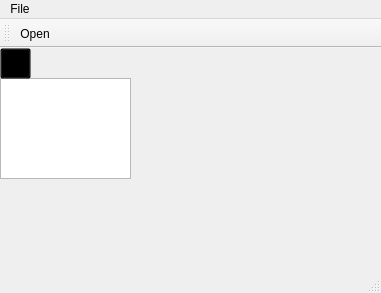
First picture: the form in LogAnalyzer/mainwindow.ui, repository OleksiiTimofieiev/log_analyzer, before the edit.
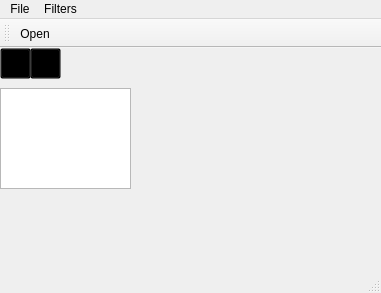
Second picture: the form after the edit. Icons and pictures are not drawn.

The edit to the form file:
```diff
--- a/LogAnalyzer/mainwindow.ui
+++ b/LogAnalyzer/mainwindow.ui
@@ -18,7 +18,7 @@
     <property name="geometry">
      <rect>
       <x>0</x>
-      <y>30</y>
+      <y>40</y>
       <width>131</width>
       <height>101</height>
      </rect>
@@ -54,6 +54,36 @@
      </size>
     </property>
    </widget>
+   <widget class="QPushButton" name="deleteFilters">
+    <property name="geometry">
+     <rect>
+      <x>30</x>
+      <y>0</y>
+      <width>31</width>
+      <height>31</height>
+     </rect>
+    </property>
+    <property name="styleSheet">
+     <string notr="true">#deleteFilters
+{
+	background-color: transparent;
+	border-image: url(:/rec/Img/minus.png);
+}
+#deleteFilters::pressed
+{
+border-image: url(:/rec/Img/images.png)
+}</string>
+    </property>
+    <property name="text">
+     <string/>
+    </property>
+    <property name="iconSize">
+     <size>
+      <width>16</width>
+      <height>20</height>
+     </size>
+    </property>
+   </widget>
   </widget>
   <widget class="QMenuBar" name="menuBar">
    <property name="geometry">
@@ -61,7 +91,7 @@
      <x>0</x>
      <y>0</y>
      <width>381</width>
-     <height>21</height>
+     <height>20</height>
     </rect>
    </property>
    <widget class="QMenu" name="menuFile">
@@ -70,7 +100,14 @@
     </property>
     <addaction name="actionOpen"/>
    </widget>
+   <widget class="QMenu" name="menuFilters">
+    <property name="title">
+     <string>Filters</string>
+    </property>
+    <addaction name="actionDelete_all_filters"/>
+   </widget>
    <addaction name="menuFile"/>
+   <addaction name="menuFilters"/>
   </widget>
   <widget class="QToolBar" name="mainToolBar">
    <attribute name="toolBarArea">
```
Left out of the diff: 9 changed lines with no effect on the pictures.
